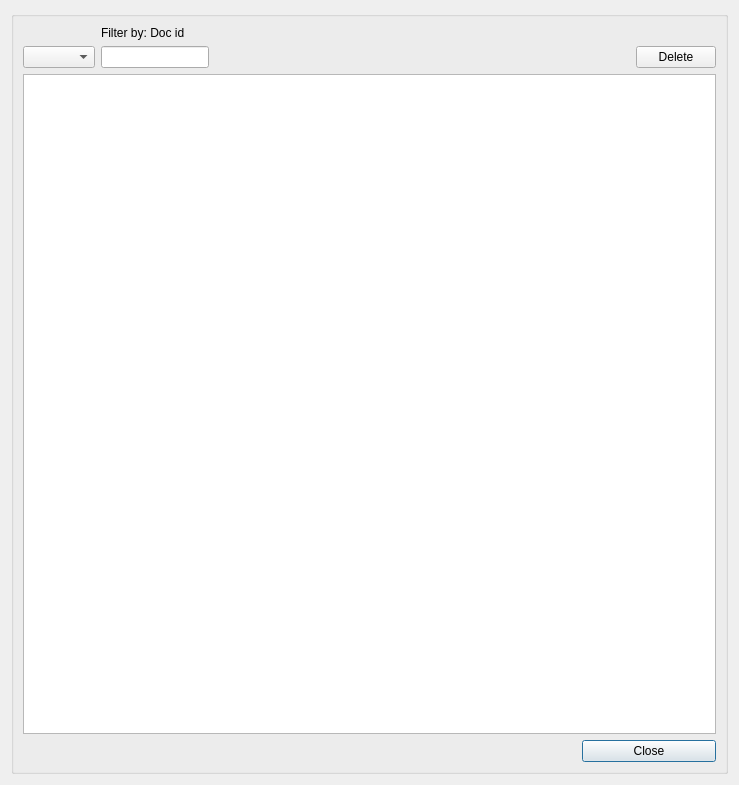
Before: the Qt Designer form core/ui/my_toolbar/dlg_button_3.ui in Giswater/gw_example_plugin, drawn with Qt 5.
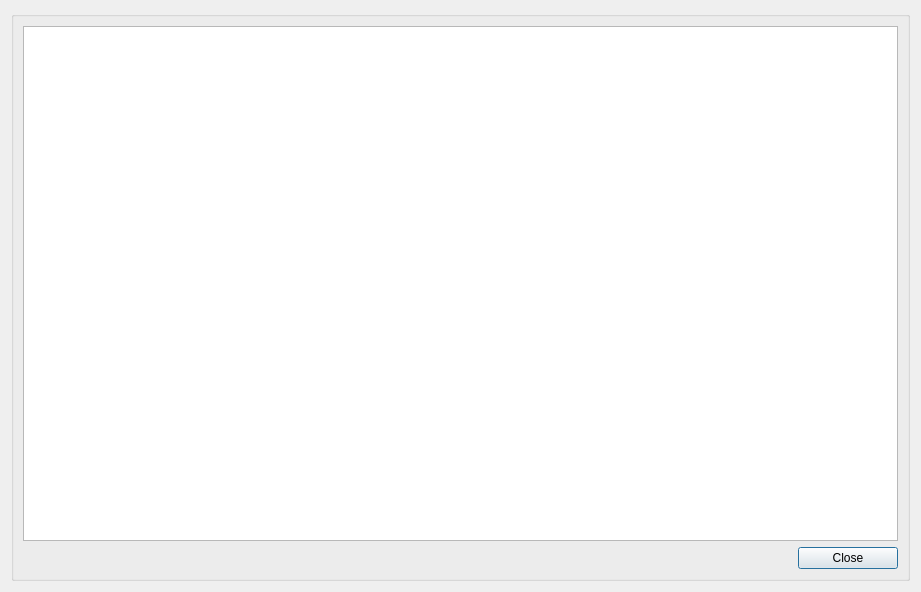
After: the same form once the commit is applied.

Diff of the .ui file:
```diff
--- a/core/ui/my_toolbar/dlg_button_3.ui
+++ b/core/ui/my_toolbar/dlg_button_3.ui
@@ -6,8 +6,8 @@
    <rect>
     <x>0</x>
     <y>0</y>
-    <width>739</width>
-    <height>785</height>
+    <width>921</width>
+    <height>592</height>
    </rect>
   </property>
   <property name="windowTitle">
@@ -22,6 +22,12 @@
      <layout class="QGridLayout" name="verticalLayout_3">
       <item row="4" column="5">
        <widget class="QPushButton" name="btn_close">
+        <property name="maximumSize">
+         <size>
+          <width>100</width>
+          <height>16777215</height>
+         </size>
+        </property>
         <property name="text">
          <string>Close</string>
         </property>
@@ -48,57 +54,7 @@
        </spacer>
       </item>
       <item row="2" column="1" colspan="5">
-       <layout class="QGridLayout" name="gridLayout">
-        <item row="2" column="3">
-         <widget class="QPushButton" name="btn_delete">
-          <property name="sizePolicy">
-           <sizepolicy hsizetype="Fixed" vsizetype="Fixed">
-            <horstretch>0</horstretch>
-            <verstretch>0</verstretch>
-           </sizepolicy>
-          </property>
-          <property name="text">
-           <string>Delete</string>
-          </property>
-         </widget>
-        </item>
-        <item row="2" column="2">
-         <spacer name="horizontalSpacer_2">
-          <property name="orientation">
-           <enum>Qt::Horizontal</enum>
-          </property>
-          <property name="sizeHint" stdset="0">
-           <size>
-            <width>80</width>
-            <height>20</height>
-           </size>
-          </property>
-         </spacer>
-        </item>
-        <item row="2" column="1">
-         <widget class="QLineEdit" name="txt_filter">
-          <property name="sizePolicy">
-           <sizepolicy hsizetype="Fixed" vsizetype="Fixed">
-            <horstretch>0</horstretch>
-            <verstretch>0</verstretch>
-           </sizepolicy>
-          </property>
-          <property name="text">
-           <string/>
-          </property>
-         </widget>
-        </item>
-        <item row="2" column="0">
-         <widget class="QComboBox" name="cmb_columns"/>
-        </item>
-        <item row="0" column="1">
-         <widget class="QLabel" name="lbl_doc_id">
-          <property name="text">
-           <string>Filter by: Doc id</string>
-          </property>
-         </widget>
-        </item>
-       </layout>
+       <layout class="QGridLayout" name="gridLayout"/>
       </item>
      </layout>
     </widget>
```
Left out of the diff: 6 changed lines with no effect on the pictures.
